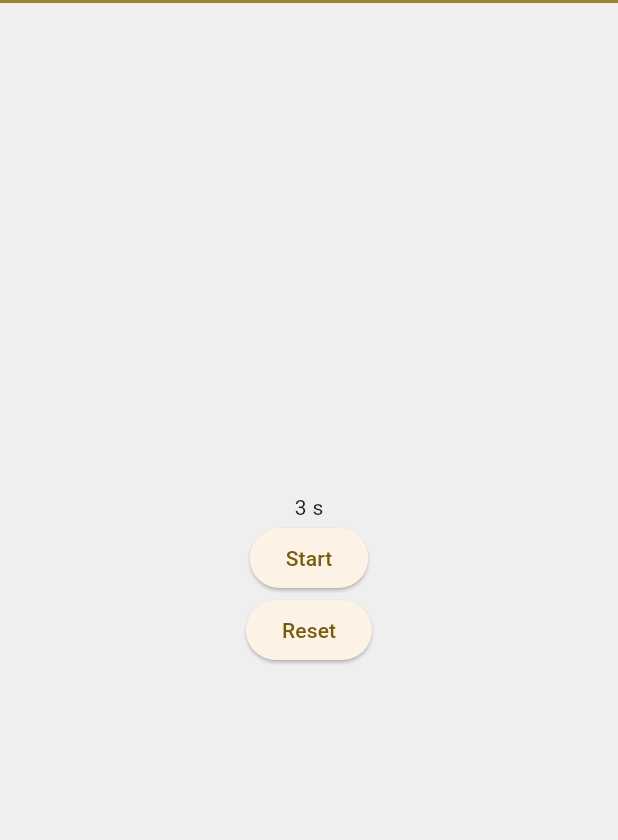
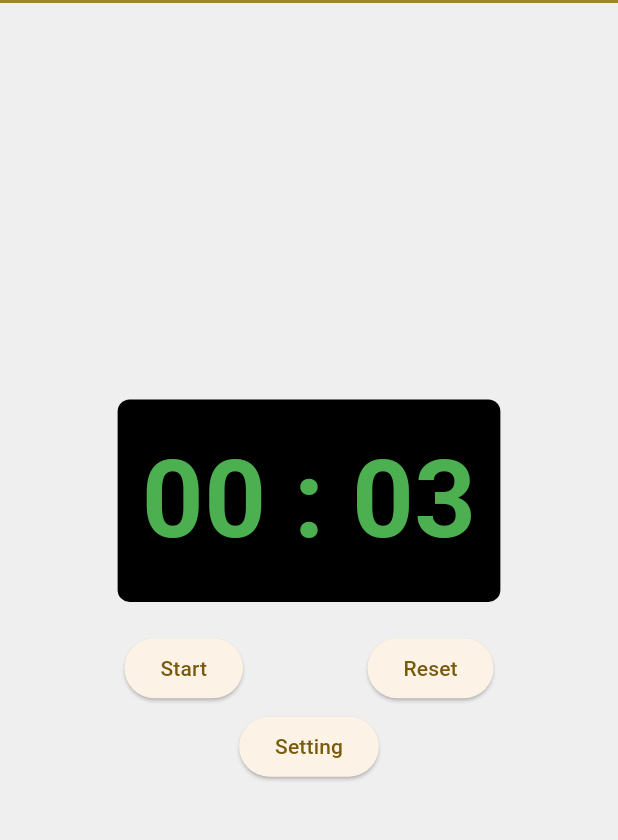
Before and after one commit to mattmaomao/fyp_app, a Flutter app: the TimerMain screen opened directly, after a tap on "Start Timer", on a phone screen of 412 x 824 dp, the part 81-921 px from its top. Run offline on Flutter 3.47's test engine with Material 3 defaults, Android fonts, the phone set to English and light mode, and no system bars.

Commit message:
styled timer screen, timer setting saved after starting timer
setting not saved after quitting the timer page (returning to home page)

```diff
--- a/lib/pages/timer.dart
+++ b/lib/pages/timer.dart
@@ -101,12 +101,12 @@ class _TimerSettingState extends State<TimerSetting> {
 
   @override
   Widget build(BuildContext context) {
-    _prepController.text = TimerData().prepSec.toString();
-    _readyController.text = TimerData().readySec.toString();
-    _endController.text = TimerData().endSec.toString();
-
     return Consumer<TimerData>(
       builder: (context, timerData, child) {
+        _prepController.text = timerData.prepSec.toString();
+        _readyController.text = timerData.readySec.toString();
+        _endController.text = timerData.endSec.toString();
+
         return Column(
           mainAxisAlignment: MainAxisAlignment.spaceEvenly,
           children: [
@@ -338,10 +338,39 @@ class _TimerCountDownState extends State<TimerCountDown> {
           firstInit = true;
         }
 
-        return Column(
-          mainAxisAlignment: MainAxisAlignment.center,
+        return Container(
+          height: 280,
+          decoration: BoxDecoration(
+              // color: Colors.cyan, // debug
+              ),
+          child: Column(
+            mainAxisAlignment: MainAxisAlignment.spaceEvenly,
             children: [
-            Text('$_displaySec s'),
+              // timer display
+              Container(
+                margin: EdgeInsets.all(16),
+                padding: EdgeInsets.all(16),
+                decoration: BoxDecoration(
+                  borderRadius: BorderRadius.circular(8),
+                  color: Colors.black,
+                ),
+                child: Text(
+                  '${(_displaySec ~/ 60).toString().padLeft(2, '0')} : ${(_displaySec % 60).toString().padLeft(2, '0')}',
+                  style: TextStyle(
+                    fontSize: 72,
+                    color: Colors.green,
+                    fontWeight: FontWeight.bold,
+                  ),
+                ),
+              ),
+              // buttons
+              Container(
+                decoration: BoxDecoration(
+                    // color: Colors.pink, // debug
+                    ),
+                child: Row(
+                  mainAxisAlignment: MainAxisAlignment.spaceEvenly,
+                  children: [
                     ElevatedButton(
                       onPressed: () {
                         if (!_isRunning) {
@@ -357,6 +386,26 @@ class _TimerCountDownState extends State<TimerCountDown> {
                       child: Text('Reset'),
                     ),
                   ],
+                ),
+              ),
+              Container(
+                decoration: BoxDecoration(
+                    // color: Colors.pink, // debug
+                    ),
+                child: Row(
+                  mainAxisAlignment: MainAxisAlignment.spaceEvenly,
+                  children: [
+                    ElevatedButton(
+                      onPressed: () {
+                        widget.toTimerSetting();
+                      },
+                      child: Text('Setting'),
+                    ),
+                  ],
+                ),
+              )
+            ],
+          ),
         );
       },
     );
```
Lines whose indentation alone changed are shown as unchanged.
